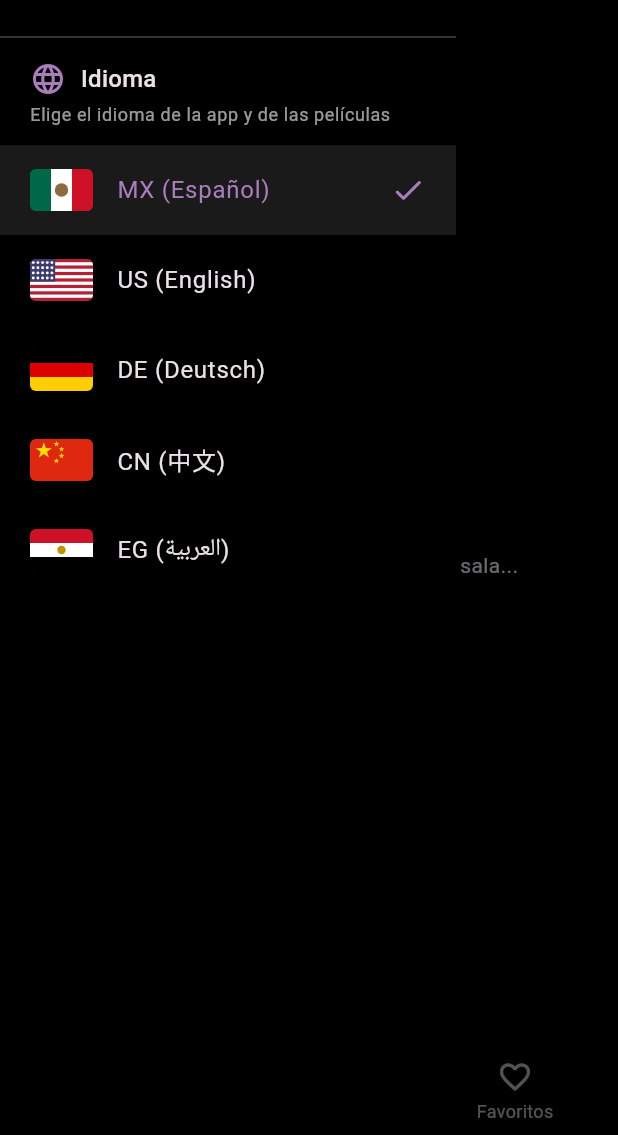
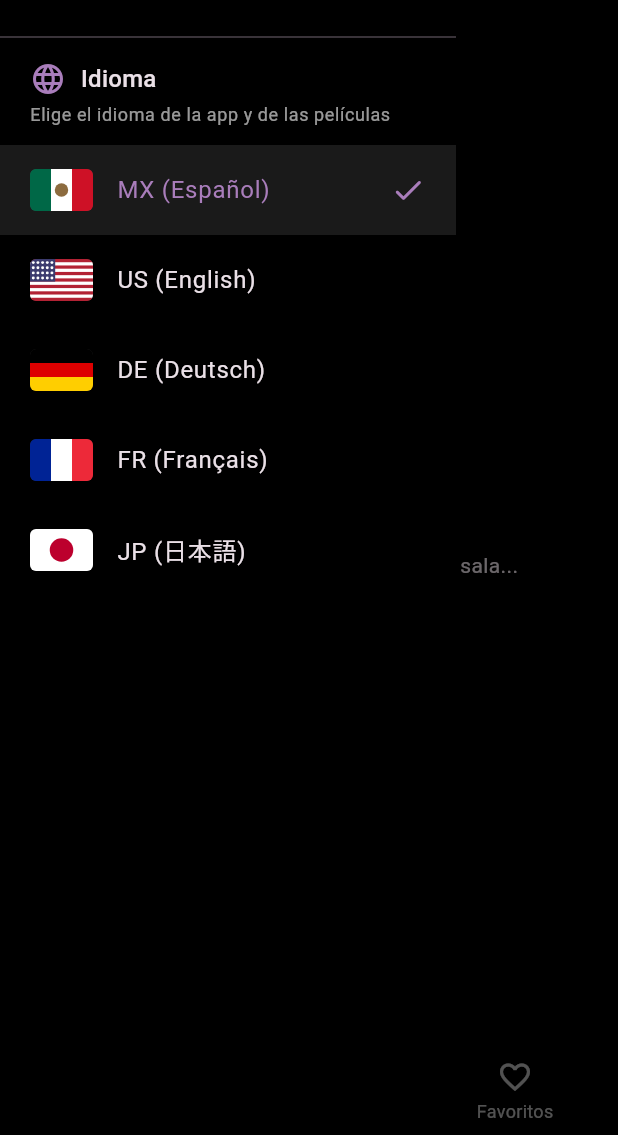
Before and after one commit to Edgar-Cbr/Practicas_DMI_230496, a Flutter app: the screen it shows after launch, with the side drawer open, on a phone screen of 412 x 824 dp, the part 101-1236 px from its top. Run offline on Flutter 3.47's test engine with Material 3 defaults, Android fonts, the phone set to English and light mode, and no system bars; our stand-ins replace animate_do, card_swiper, dio, flutter_dotenv, flutter_riverpod, go_router and 6 more; missing offline and left inert: pointer_interceptor, webview_flutter_android; accounts and stored records are empty; generated files the repository leaves out were written again; network calls fail.

Commit message:
feat(cinemapedia): soporte i18n para Francia y Japon con traducciones y banderas

```diff
--- a/Practica06/cinemapedia/lib/config/helpers/age_rating.dart
+++ b/Practica06/cinemapedia/lib/config/helpers/age_rating.dart
@@ -1,7 +1,7 @@
 /// Da formato a la clasificación de edad según el país.
 class AgeRatings {
 
-  /// [countryCode]: MX, US, DE, CN, EG.  [certification]: lo que devuelve The Movie DB.
+  /// [countryCode]: MX, US, DE, FR, JP. [certification]: lo que devuelve The Movie DB.
   /// Si el país no tiene clasificación se muestra "NR" (sin clasificar).
   static String label( String countryCode, String certification ) {
     final value = certification.trim();
@@ -10,6 +10,12 @@ class AgeRatings {
     // En Alemania TMDB devuelve solo el número (0, 6, 12, 16, 18): se muestra como FSK
     if ( countryCode == 'DE' && int.tryParse(value) != null ) return 'FSK $value';
 
+    // En Francia TMDB suele devolver 10, 12, 16, 18 o U
+    if ( countryCode == 'FR' ) {
+      if ( value.toUpperCase() == 'U' ) return 'Tous Publics';
+      if ( int.tryParse(value) != null ) return '-$value ans';
+    }
+
     return value;
   }
 }
--- a/Practica06/cinemapedia/lib/config/helpers/human_formats.dart
+++ b/Practica06/cinemapedia/lib/config/helpers/human_formats.dart
@@ -13,7 +13,7 @@ class HumanFormats {
     ).format(number);
   }
 
-  /// Fecha corta en el idioma indicado (es, en, de, zh, ar).
+  /// Fecha corta en el idioma indicado (es, en, de, fr, ja).
   static String shortDate( DateTime date, [ String languageCode = 'es' ] ) {
     final format = DateFormat.yMMMEd(languageCode);
     return format.format(date);
--- a/Practica06/cinemapedia/lib/config/i18n/app_language.dart
+++ b/Practica06/cinemapedia/lib/config/i18n/app_language.dart
@@ -5,7 +5,7 @@ import 'package:flutter/material.dart';
 /// - [apiCode]: código que se envía a The Movie DB (`language=`).
 /// - [locale]: idioma que usa Flutter para textos, fechas y dirección (RTL).
 class AppLanguage {
-  final String country;      // MX, US, DE, CN, EG
+  final String country;      // MX, US, DE, FR, JP
   final String nativeName;   // Cómo se llama el idioma en su propio idioma
   final Locale locale;
 
@@ -42,20 +42,20 @@ class AppLanguages {
     locale: Locale('de', 'DE'),
   );
 
-  static const china = AppLanguage(
-    country: 'CN',
-    nativeName: '中文',
-    locale: Locale('zh', 'CN'),
+  static const france = AppLanguage(
+    country: 'FR',
+    nativeName: 'Français',
+    locale: Locale('fr', 'FR'),
   );
 
-  static const egypt = AppLanguage(
-    country: 'EG',
-    nativeName: 'العربية',
-    locale: Locale('ar', 'EG'),
+  static const japan = AppLanguage(
+    country: 'JP',
+    nativeName: '日本語',
+    locale: Locale('ja', 'JP'),
   );
 
   /// Orden en el que aparecen en el menú lateral.
-  static const all = <AppLanguage>[mexico, unitedStates, germany, china, egypt];
+  static const all = <AppLanguage>[mexico, unitedStates, germany, france, japan];
 
   static const defaultLanguage = mexico;
 }
--- a/Practica06/cinemapedia/lib/config/i18n/app_strings.dart
+++ b/Practica06/cinemapedia/lib/config/i18n/app_strings.dart
@@ -21,7 +21,7 @@ class AppStrings {
 
   static const LocalizationsDelegate<AppStrings> delegate = _AppStringsDelegate();
 
-  static const supportedCodes = ['es', 'en', 'de', 'zh', 'ar'];
+  static const supportedCodes = ['es', 'en', 'de', 'fr', 'ja'];
 
   String _t(String key) =>
       _values[languageCode]?[key] ?? _values['es']![key] ?? key;
@@ -65,6 +65,18 @@ class AppStrings {
   String get language => _t('language');
   String get chooseLanguage => _t('chooseLanguage');
 
+  // ---- Configuración, películas y series
+  String get settings => _t('settings');
+  String get content => _t('content');
+  String get chooseContent => _t('chooseContent');
+  String get movies => _t('movies');
+  String get series => _t('series');
+  String get seriesOnAir => _t('seriesOnAir');
+  String get airingToday => _t('airingToday');
+  String get airingTodaySub => _t('airingTodaySub');
+  String get searchSeries => _t('searchSeries');
+  String get noFavSeriesBody => _t('noFavSeriesBody');
+
   static const Map<String, Map<String, String>> _values = {
 
     // ------------------------------------------------------------ Español
@@ -100,6 +112,16 @@ class AppStrings {
       'menu': 'Menú',
       'language': 'Idioma',
       'chooseLanguage': 'Elige el idioma de la app y de las películas',
+      'settings': 'Configuración',
+      'content': 'Contenido',
+      'chooseContent': 'Elige qué quieres ver',
+      'movies': 'Películas',
+      'series': 'Series',
+      'seriesOnAir': 'En emisión',
+      'airingToday': 'Se emiten hoy',
+      'airingTodaySub': 'Episodios nuevos',
+      'searchSeries': 'Buscar series',
+      'noFavSeriesBody': 'No tienes series favoritas',
     },
 
     // ------------------------------------------------------------ English
@@ -135,6 +157,16 @@ class AppStrings {
       'menu': 'Menu',
       'language': 'Language',
       'chooseLanguage': 'Choose the language of the app and the movies',
+      'settings': 'Settings',
+      'content': 'Content',
+      'chooseContent': 'Choose what you want to watch',
+      'movies': 'Movies',
+      'series': 'Series',
+      'seriesOnAir': 'On the air',
+      'airingToday': 'Airing today',
+      'airingTodaySub': 'New episodes',
+      'searchSeries': 'Search series',
+      'noFavSeriesBody': "You don't have any favorite series",
     },
 
     // ------------------------------------------------------------ Deutsch
@@ -170,76 +202,106 @@ class AppStrings {
       'menu': 'Menü',
       'language': 'Sprache',
       'chooseLanguage': 'Wähle die Sprache der App und der Filme',
+      'settings': 'Einstellungen',
+      'content': 'Inhalt',
+      'chooseContent': 'Wähle, was du sehen möchtest',
+      'movies': 'Filme',
+      'series': 'Serien',
+      'seriesOnAir': 'Läuft aktuell',
+      'airingToday': 'Heute im TV',
+      'airingTodaySub': 'Neue Folgen',
+      'searchSeries': 'Serien suchen',
+      'noFavSeriesBody': 'Du hast noch keine Lieblingsserien',
     },
 
-    // ------------------------------------------------------------ 中文
-    'zh': {
-      'home': '首页',
-      'popular': '热门',
-      'favorites': '收藏',
-      'nowPlaying': '正在热映',
-      'upcoming': '即将上映',
-      'upcomingSub': '本月',
-      'topRated': '评分最高',
-      'topRatedSub': '历史榜单',
-      'previous': '上一部',
-      'next': '下一部',
-      'releaseDate': '上映日期：',
-      'ageRating': '年龄分级：',
-      'recommendations': '推荐',
-      'videos': '视频',
-      'similarError': '无法加载相似电影',
-      'videosError': '无法加载视频',
-      'searchMovies': '搜索电影',
-      'noFavTitle': '哎呀！',
-      'noFavBody': '你还没有收藏的电影',
-      'startSearching': '开始搜索',
-      'pleaseWait': '请稍候',
-      'loading': '加载中...',
-      'loading1': '正在整理最新上映与首映片单...',
-      'loading2': '正在准备爆米花与冷饮...',
-      'loading3': '正在校准全景音效与数字放映机...',
-      'loading4': '正在挑选影厅最佳观影座位...',
-      'loading5': '影厅灯光渐暗，请保持安静...',
-      'loading6': '请入座，精彩电影马上开场...',
-      'menu': '菜单',
-      'language': '语言',
-      'chooseLanguage': '选择应用和电影的语言',
+    // ------------------------------------------------------------ Français
+    'fr': {
+      'home': 'Accueil',
+      'popular': 'Populaires',
+      'favorites': 'Favoris',
+      'nowPlaying': 'Au cinéma',
+      'upcoming': 'Prochainement',
+      'upcomingSub': 'Ce mois-ci',
+      'topRated': 'Mieux notés',
+      'topRatedSub': 'De tous les temps',
+      'previous': 'Précédent',
+      'next': 'Suivant',
+      'releaseDate': 'Date de sortie :',
+      'ageRating': 'Classification :',
+      'recommendations': 'Recommandations',
+      'videos': 'Vidéos',
+      'similarError': 'Impossible de charger des films similaires',
+      'videosError': 'Impossible de charger les vidéos',
+      'searchMovies': 'Rechercher des films',
+      'noFavTitle': 'Oh non !',
+      'noFavBody': "Vous n'avez pas de films favoris",
+      'startSearching': 'Commencer la recherche',
+      'pleaseWait': 'Veuillez patienter',
+      'loading': 'Chargement...',
+      'loading1': "Préparation de l'affiche et des nouveautés...",
+      'loading2': 'Préparation du pop-corn et des boissons...',
+      'loading3': 'Calibrage du son surround et du projecteur...',
+      'loading4': 'Recherche des meilleures places de la salle...',
+      'loading5': 'Les lumières s\'éteignent, silence dans la salle !...',
+      'loading6': 'Installez-vous, la séance va commencer...',
+      'menu': 'Menu',
+      'language': 'Langue',
+      'chooseLanguage': "Choisissez la langue de l'application et des films",
+      'settings': 'Paramètres',
+      'content': 'Contenu',
+      'chooseContent': 'Choisissez ce que vous souhaitez regarder',
+      'movies': 'Films',
+      'series': 'Séries',
+      'seriesOnAir': 'En diffusion',
+      'airingToday': "Diffusées aujourd'hui",
+      'airingTodaySub': 'Nouveaux épisodes',
+      'searchSeries': 'Rechercher des séries',
+      'noFavSeriesBody': "Vous n'avez pas de séries favorites",
     },
 
-    // ------------------------------------------------------------ العربية
-    'ar': {
-      'home': 'الرئيسية',
-      'popular': 'الشائعة',
-      'favorites': 'المفضلة',
-      'nowPlaying': 'في دور العرض',
-      'upcoming': 'قريبًا',
-      'upcomingSub': 'هذا الشهر',
-      'topRated': 'الأعلى تقييمًا',
-      'topRatedSub': 'على مر العصور',
-      'previous': 'السابق',
-      'next': 'التالي',
-      'releaseDate': 'تاريخ الإصدار:',
-      'ageRating': 'التصنيف العمري:',
-      'recommendations': 'توصيات',
-      'videos': 'مقاطع الفيديو',
-      'similarError': 'تعذّر تحميل الأفلام المشابهة',
-      'videosError': 'تعذّر تحميل مقاطع الفيديو',
-      'searchMovies': 'ابحث عن فيلم',
-      'noFavTitle': 'يا للأسف!!',
-      'noFavBody': 'ليس لديك أفلام مفضلة',
-      'startSearching': 'ابدأ البحث',
-      'pleaseWait': 'يرجى الانتظار',
-      'loading': 'جارٍ التحميل...',
-      'loading1': 'جارٍ تجهيز شباك التذاكر وأحدث العروض...',
-      'loading2': 'جارٍ تحضير الفشار والمشروبات المنعشة...',
-      'loading3': 'جارٍ ضبط الصوت المحيطي وجهاز العرض...',
-      'loading4': 'جارٍ حجز أفضل مقاعد الصالة...',
-      'loading5': 'أضواء القاعة تنطفئ، هدوء من فضلكم!...',
-      'loading6': 'تفضل بالجلوس، العرض على وشك البدء...',
-      'menu': 'القائمة',
-      'language': 'اللغة',
-      'chooseLanguage': 'اختر لغة التطبيق والأفلام',
+    // ------------------------------------------------------------ 日本語
+    'ja': {
+      'home': 'ホーム',
+      'popular': '人気作品',
+      'favorites': 'お気に入り',
+      'nowPlaying': '劇場公開中',
+      'upcoming': 'もうすぐ公開',
+      'upcomingSub': '今月公開',
+      'topRated': '高評価作品',
+      'topRatedSub': '歴代の名作',
+      'previous': '前へ',
+      'next': '次へ',
+      'releaseDate': '公開日：',
+      'ageRating': 'レーティング：',
+      'recommendations': 'おすすめ作品',
+      'videos': '予告編・映像',
+      'similarError': '関連作品を読み込めませんでした',
+      'videosError': '動画を読み込めませんでした',
+      'searchMovies': '映画を検索',
+      'noFavTitle': 'おやっ！？',
+      'noFavBody': 'お気に入りの映画がまだありません',
+      'startSearching': '作品を検索する',
+      'pleaseWait': '少々お待ちください',
+      'loading': '読み込み中...',
+      'loading1': '上映スケジュールと最新作を準備中...',
+      'loading2': 'ポップコーンとドリンクをご用意しています...',
+      'loading3': 'サラウンド音響と映写機を調整中...',
+      'loading4': '劇場のベストシートを確保しています...',
+      'loading5': 'まもなく場内が暗くなります。お静かに！...',
+      'loading6': 'どうぞご着席ください。まもなく上映開始です...',
+      'menu': 'メニュー',
+      'language': '言語',
+      'chooseLanguage': 'アプリおよび映画の言語を選択',
+      'settings': '設定',
+      'content': 'コンテンツ',
+      'chooseContent': '視聴したい作品を選択',
+      'movies': '映画',
+      'series': 'ドラマ・アニメ',
+      'seriesOnAir': '現在放送中',
+      'airingToday': '本日放送',
+      'airingTodaySub': '最新エピソード',
+      'searchSeries': 'シリーズを検索',
+      'noFavSeriesBody': 'お気に入りのシリーズがまだありません',
     },
   };
 }
--- a/Practica06/cinemapedia/lib/presentation/widgets/shared/flag_icon.dart
+++ b/Practica06/cinemapedia/lib/presentation/widgets/shared/flag_icon.dart
@@ -1,13 +1,9 @@
-import 'dart:math' as math;
-
 import 'package:flutter/material.dart';
 
-/// Bandera sencilla dibujada en código.
-///
-/// Se dibuja así porque los emojis de bandera no se ven en Windows
-/// (aparecen como letras "MX", "US"...).
+/// Bandera dibujada en código para compatibilidad multiplataforma completa
+/// (los emojis de bandera no se renderizan nativamente en Windows desktop).
 class FlagIcon extends StatelessWidget {
-  final String country; // MX, US, DE, CN, EG
+  final String country; // MX, US, DE, FR, JP
   final double width;
 
   const FlagIcon({super.key, required this.country, this.width = 40});
@@ -49,11 +45,11 @@ class _FlagPainter extends CustomPainter {
       case 'DE':
         _germany(canvas, size);
         break;
-      case 'CN':
-        _china(canvas, size);
+      case 'FR':
+        _france(canvas, size);
         break;
-      case 'EG':
-        _egypt(canvas, size);
+      case 'JP':
+        _japan(canvas, size);
         break;
       default:
         canvas.drawRect(Offset.zero & size, Paint()..color = Colors.grey);
@@ -86,7 +82,6 @@ class _FlagPainter extends CustomPainter {
     final canton = Rect.fromLTWH(0, 0, s.width * 0.4, stripe * 7);
     _fill(c, canton, const Color(0xFF3C3B6E));
 
-    // "Estrellas" como puntos blancos
     final dot = Paint()..color = Colors.white;
     for (var row = 0; row < 4; row++) {
       for (var col = 0; col < 5; col++) {
@@ -109,49 +104,20 @@ class _FlagPainter extends CustomPainter {
     _fill(c, Rect.fromLTWH(0, h * 2, s.width, h + 1), const Color(0xFFFFCE00));
   }
 
-  void _china(Canvas c, Size s) {
-    _fill(c, Offset.zero & s, const Color(0xFFDE2910));
-    final yellow = Paint()..color = const Color(0xFFFFDE00);
-
-    c.drawPath(_star(Offset(s.width * 0.22, s.height * 0.28), s.height * 0.2, -math.pi / 2), yellow);
-
-    // Cuatro estrellas pequeñas
-    final small = <Offset>[
-      Offset(s.width * 0.42, s.height * 0.12),
-      Offset(s.width * 0.50, s.height * 0.24),
-      Offset(s.width * 0.50, s.height * 0.40),
-      Offset(s.width * 0.42, s.height * 0.52),
-    ];
-    for (final p in small) {
-      c.drawPath(_star(p, s.height * 0.07, -math.pi / 2), yellow);
-    }
+  void _france(Canvas c, Size s) {
+    final w = s.width / 3;
+    _fill(c, Rect.fromLTWH(0, 0, w, s.height), const Color(0xFF002395));
+    _fill(c, Rect.fromLTWH(w, 0, w, s.height), Colors.white);
+    _fill(c, Rect.fromLTWH(w * 2, 0, w + 1, s.height), const Color(0xFFED2939));
   }
 
-  void _egypt(Canvas c, Size s) {
-    final h = s.height / 3;
-    _fill(c, Rect.fromLTWH(0, 0, s.width, h), const Color(0xFFCE1126));
-    _fill(c, Rect.fromLTWH(0, h, s.width, h), Colors.white);
-    _fill(c, Rect.fromLTWH(0, h * 2, s.width, h + 1), Colors.black);
+  void _japan(Canvas c, Size s) {
+    _fill(c, Offset.zero & s, Colors.white);
     c.drawCircle(
       Offset(s.width / 2, s.height / 2),
-      s.height * 0.1,
-      Paint()..color = const Color(0xFFC09300),
+      s.height * 0.28,
+      Paint()..color = const Color(0xFFBC002D),
     );
-  }
-
-  Path _star(Offset center, double radius, double rotation) {
-    final path = Path();
-    for (var i = 0; i < 10; i++) {
-      final r = i.isEven ? radius : radius * 0.4;
-      final angle = rotation + i * math.pi / 5;
-      final p = Offset(center.dx + r * math.cos(angle), center.dy + r * math.sin(angle));
-      if (i == 0) {
-        path.moveTo(p.dx, p.dy);
-      } else {
-        path.lineTo(p.dx, p.dy);
-      }
-    }
-    return path..close();
   }
 
   @override
```
